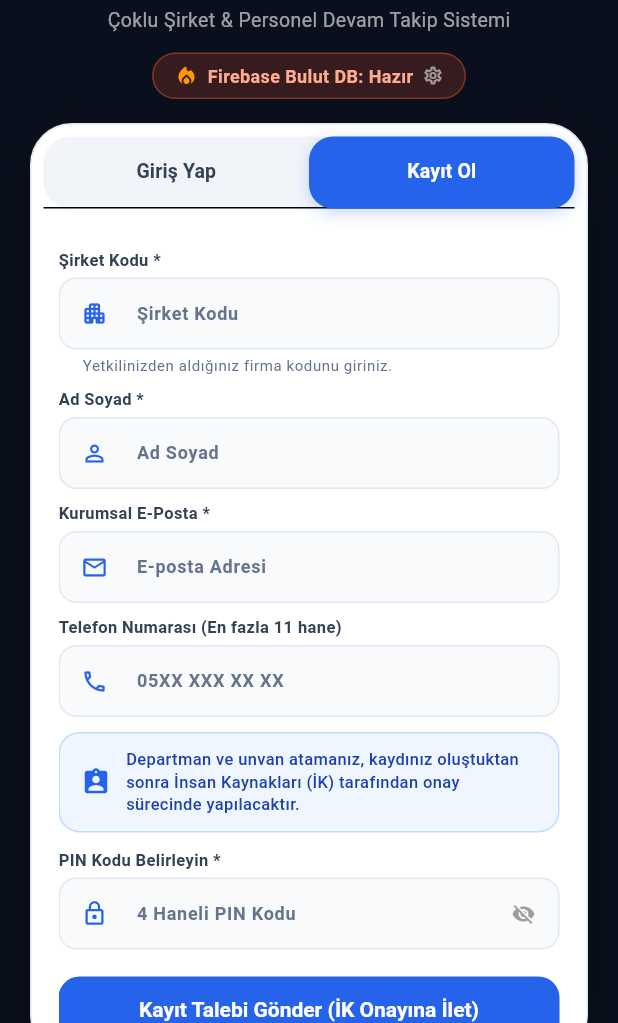
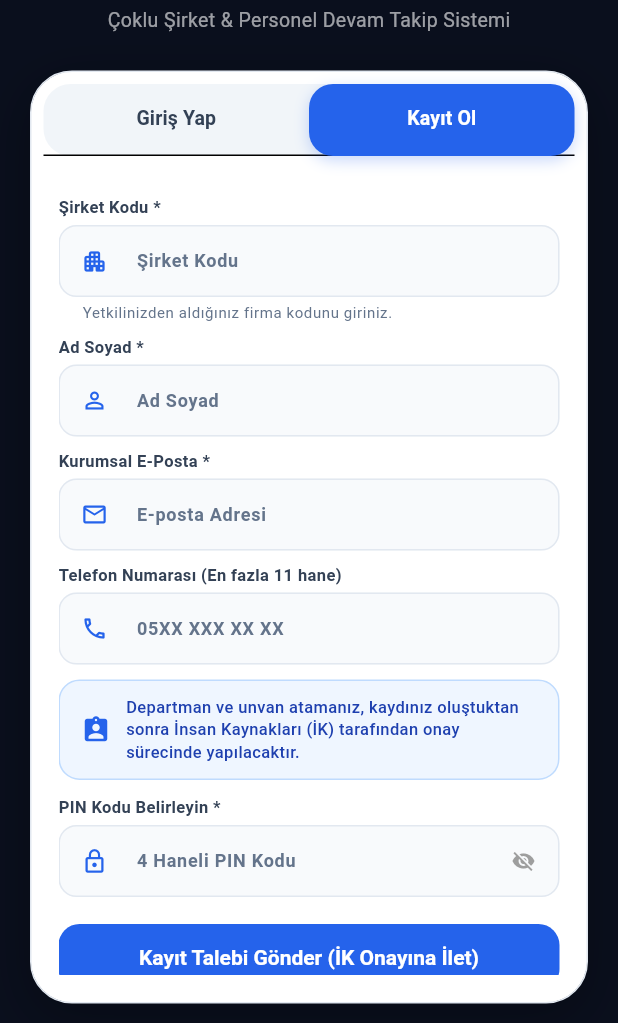
Before and after one commit to huseyincanli20/pdks-flutter, a Flutter app: the screen it shows after launch, tab 2 chosen, on a phone screen of 412 x 824 dp, the part 213-1236 px from its top. Run offline on Flutter 3.47's test engine with Material 3 defaults, Android fonts, the phone set to English and light mode, and no system bars; our stand-ins replace geolocator, local_auth, qr_flutter, shared_preferences; missing offline and left inert: dart:html, dart:js, mobile_scanner; network calls fail.

Commit message:
feat(ui): restrict Firebase cloud management visibility exclusively to Admin and Boss

```diff
--- a/lib/views/admin/admin_shell.dart
+++ b/lib/views/admin/admin_shell.dart
@@ -8,6 +8,7 @@ import '../notifications/notifications_screen.dart';
 import '../chat/chat_list_screen.dart';
 import '../common/admin_edit_mode_bar.dart';
 import '../../models/page_customization.dart';
+import '../common/firebase_config_dialog.dart';
 
 class AdminShell extends StatefulWidget {
   const AdminShell({super.key});
@@ -76,6 +77,14 @@ class _AdminShellState extends State<AdminShell> {
           ],
         ),
         actions: [
+          IconButton(
+            icon: Icon(
+              Icons.local_fire_department_rounded,
+              color: pdks.isFirebaseConnected ? const Color(0xFF10B981) : const Color(0xFFFF5722),
+            ),
+            tooltip: 'Firebase Bulut Veritabanı',
+            onPressed: () => showFirebaseConfigDialog(context),
+          ),
           IconButton(
             icon: Stack(
               clipBehavior: Clip.none,
--- a/lib/views/auth/auth_screen.dart
+++ b/lib/views/auth/auth_screen.dart
@@ -4,7 +4,6 @@ import 'package:provider/provider.dart';
 import '../../core/constants/app_colors.dart';
 import '../../state/pdks_state.dart';
 import '../common/email_preview_dialog.dart';
-import '../common/firebase_config_dialog.dart';
 
 class AuthScreen extends StatefulWidget {
   const AuthScreen({super.key});
@@ -307,47 +306,7 @@ class _AuthScreenState extends State<AuthScreen> with SingleTickerProviderStateM
                     'Çoklu Şirket & Personel Devam Takip Sistemi',
                     style: TextStyle(color: Colors.white60, fontSize: 13),
                   ),
-                  const SizedBox(height: 12),
-
-                  // Firebase Bulut Bağlantı Rozeti / Butonu
-                  InkWell(
-                    borderRadius: BorderRadius.circular(20),
-                    onTap: () => showFirebaseConfigDialog(context),
-                    child: Container(
-                      padding: const EdgeInsets.symmetric(horizontal: 14, vertical: 6),
-                      decoration: BoxDecoration(
-                        color: pdks.isFirebaseConnected
-                            ? const Color(0xFF10B981).withOpacity(0.18)
-                            : const Color(0xFFFF5722).withOpacity(0.18),
-                        borderRadius: BorderRadius.circular(20),
-                        border: Border.all(
-                          color: pdks.isFirebaseConnected
-                              ? const Color(0xFF10B981).withOpacity(0.4)
-                              : const Color(0xFFFF5722).withOpacity(0.4),
-                        ),
-                      ),
-                      child: Row(
-                        mainAxisSize: MainAxisSize.min,
-                        children: [
-                          const Icon(Icons.local_fire_department_rounded, size: 16, color: Color(0xFFFF9800)),
-                          const SizedBox(width: 6),
-                          Text(
-                            pdks.isFirebaseConnected
-                                ? 'Firebase Bulut DB: Bağlı'
-                                : 'Firebase Bulut DB: Hazır',
-                            style: TextStyle(
-                              color: pdks.isFirebaseConnected ? const Color(0xFF34D399) : const Color(0xFFFFAB91),
-                              fontSize: 12,
-                              fontWeight: FontWeight.w600,
-                            ),
-                          ),
-                          const SizedBox(width: 6),
-                          const Icon(Icons.settings_outlined, size: 14, color: Colors.white54),
-                        ],
-                      ),
-                    ),
-                  ),
-                  const SizedBox(height: 16),
+                  const SizedBox(height: 24),
 
                   // Form Kartı (Glass & Card style)
                   Container(
--- a/lib/views/common/app_drawer.dart
+++ b/lib/views/common/app_drawer.dart
@@ -406,6 +406,7 @@ class AppDrawer extends StatelessWidget {
                     subtitle: 'Hızlı kısayollar, yemek & servis',
                     destination: const FavoritesScreen(),
                   ),
+                  if (user.role == UserRole.admin || user.role == UserRole.boss)
                     _buildDrawerTile(
                       context,
                       icon: Icons.local_fire_department_rounded,
--- a/lib/views/menu/settings_screen.dart
+++ b/lib/views/menu/settings_screen.dart
@@ -5,6 +5,7 @@ import '../../core/theme/app_theme_type.dart';
 import '../../state/pdks_state.dart';
 import '../common/admin_edit_mode_bar.dart';
 import '../../models/page_customization.dart';
+import '../../models/employee.dart';
 import '../common/firebase_config_dialog.dart';
 
 class SettingsScreen extends StatefulWidget {
@@ -376,6 +377,7 @@ class _SettingsScreenState extends State<SettingsScreen> {
             ),
           ]),
 
+          if (pdks.currentUser.role == UserRole.admin || pdks.currentUser.role == UserRole.boss) ...[
             const SizedBox(height: 20),
             _buildSectionHeader('BULUT VE VERİTABANI'),
             _buildCardGroup(context, [
@@ -392,6 +394,7 @@ class _SettingsScreenState extends State<SettingsScreen> {
                 onTap: () => showFirebaseConfigDialog(context),
               ),
             ]),
+          ],
 
           const SizedBox(height: 20),
           _buildSectionHeader('DİL VE BÖLGE'),
```
Lines whose indentation alone changed are shown as unchanged.
